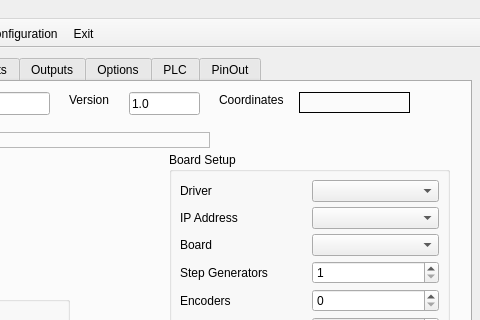
Before: the Qt Designer form 7i96.ui in snelweg/7i96, drawn with Qt 5; both pictures show x 291 to 771 and y 0 to 320 of the 771 by 646 pixel window.
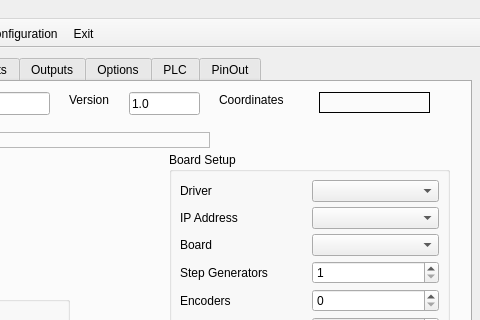
After: the same form once the commit is applied.

```diff
--- a/7i96.ui
+++ b/7i96.ui
@@ -260,7 +260,7 @@
        <widget class="QLabel" name="coordinatesLB">
         <property name="geometry">
          <rect>
-          <x>580</x>
+          <x>600</x>
           <y>10</y>
           <width>111</width>
           <height>21</height>
```
